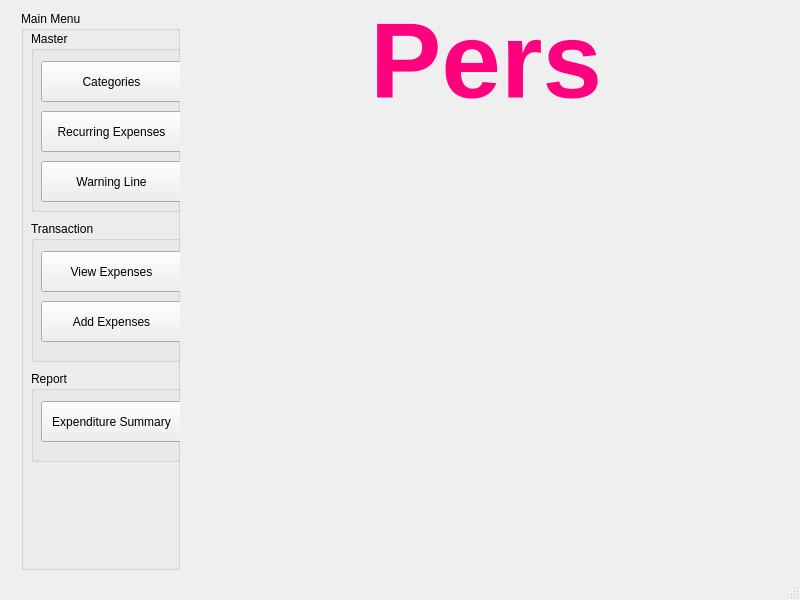
First picture: the form in mainwindow.ui, repository ksk102/Pers, before the edit.
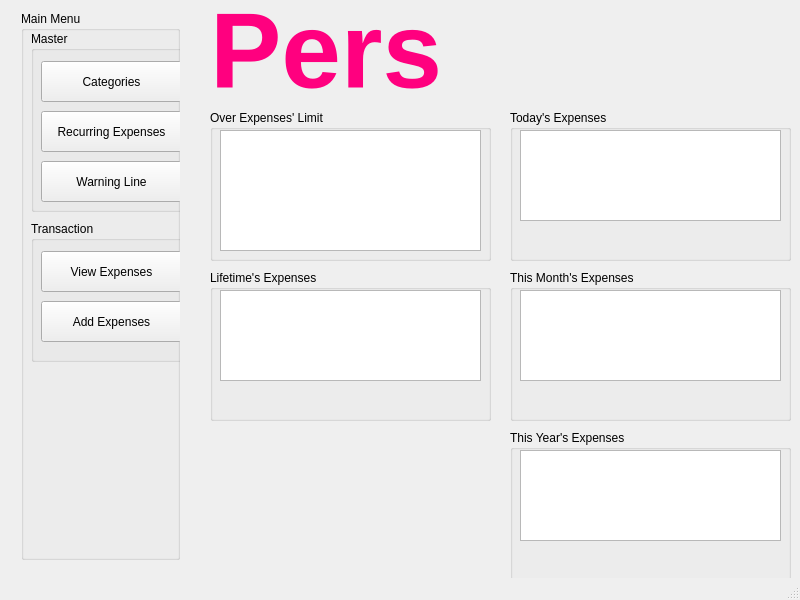
Second picture: the form after the edit.

Commit message:
Added Expenditure Summary
-Whole System is now working

What changed in the file:
```diff
--- a/mainwindow.ui
+++ b/mainwindow.ui
@@ -20,7 +20,7 @@
       <x>10</x>
       <y>0</y>
       <width>181</width>
-      <height>581</height>
+      <height>571</height>
      </rect>
     </property>
     <layout class="QVBoxLayout" name="verticalLayout">
@@ -120,32 +120,6 @@
          </property>
         </widget>
        </widget>
-       <widget class="QGroupBox" name="gb_report">
-        <property name="geometry">
-         <rect>
-          <x>10</x>
-          <y>360</y>
-          <width>161</width>
-          <height>91</height>
-         </rect>
-        </property>
-        <property name="title">
-         <string>Report</string>
-        </property>
-        <widget class="QPushButton" name="btn_report">
-         <property name="geometry">
-          <rect>
-           <x>10</x>
-           <y>30</y>
-           <width>141</width>
-           <height>41</height>
-          </rect>
-         </property>
-         <property name="text">
-          <string>Expenditure Summary</string>
-         </property>
-        </widget>
-       </widget>
       </widget>
      </item>
     </layout>
@@ -153,8 +127,8 @@
    <widget class="QLabel" name="lbl_title">
     <property name="geometry">
      <rect>
-      <x>370</x>
-      <y>10</y>
+      <x>210</x>
+      <y>0</y>
       <width>241</width>
       <height>101</height>
      </rect>
@@ -207,6 +181,247 @@
      <string>Pers</string>
     </property>
    </widget>
+   <widget class="QGroupBox" name="gb_warnLine">
+    <property name="geometry">
+     <rect>
+      <x>210</x>
+      <y>110</y>
+      <width>281</width>
+      <height>151</height>
+     </rect>
+    </property>
+    <property name="title">
+     <string>Over Expenses' Limit</string>
+    </property>
+    <widget class="QListWidget" name="lw_warnLine">
+     <property name="geometry">
+      <rect>
+       <x>10</x>
+       <y>20</y>
+       <width>261</width>
+       <height>121</height>
+      </rect>
+     </property>
+    </widget>
+    <zorder>scrollArea</zorder>
+    <zorder>lw_warnLine</zorder>
+   </widget>
+   <widget class="QGroupBox" name="gb_exp">
+    <property name="geometry">
+     <rect>
+      <x>210</x>
+      <y>270</y>
+      <width>281</width>
+      <height>151</height>
+     </rect>
+    </property>
+    <property name="title">
+     <string>Lifetime's Expenses</string>
+    </property>
+    <widget class="QWidget" name="layoutWidget_6">
+     <property name="geometry">
+      <rect>
+       <x>80</x>
+       <y>120</y>
+       <width>188</width>
+       <height>22</height>
+      </rect>
+     </property>
+     <layout class="QHBoxLayout" name="horizontalLayout_7">
+      <item>
+       <widget class="QLabel" name="lbl_exp">
+        <property name="text">
+         <string>Total Expenses:</string>
+        </property>
+       </widget>
+      </item>
+      <item>
+       <widget class="QLineEdit" name="txt_exp">
+        <property name="alignment">
+         <set>Qt::AlignRight|Qt::AlignTrailing|Qt::AlignVCenter</set>
+        </property>
+        <property name="readOnly">
+         <bool>true</bool>
+        </property>
+       </widget>
+      </item>
+     </layout>
+    </widget>
+    <widget class="QListWidget" name="lw_exp">
+     <property name="geometry">
+      <rect>
+       <x>10</x>
+       <y>20</y>
+       <width>261</width>
+       <height>91</height>
+      </rect>
+     </property>
+    </widget>
+   </widget>
+   <widget class="QGroupBox" name="gb_monthExp">
+    <property name="geometry">
+     <rect>
+      <x>510</x>
+      <y>270</y>
+      <width>281</width>
+      <height>151</height>
+     </rect>
+    </property>
+    <property name="title">
+     <string>This Month's Expenses</string>
+    </property>
+    <widget class="QWidget" name="layoutWidget_2">
+     <property name="geometry">
+      <rect>
+       <x>80</x>
+       <y>120</y>
+       <width>188</width>
+       <height>22</height>
+      </rect>
+     </property>
+     <layout class="QHBoxLayout" name="horizontalLayout_3">
+      <item>
+       <widget class="QLabel" name="lbl_monthExp">
+        <property name="text">
+         <string>Total Expenses:</string>
+        </property>
+       </widget>
+      </item>
+      <item>
+       <widget class="QLineEdit" name="txt_monthExp">
+        <property name="alignment">
+         <set>Qt::AlignRight|Qt::AlignTrailing|Qt::AlignVCenter</set>
+        </property>
+        <property name="readOnly">
+         <bool>true</bool>
+        </property>
+       </widget>
+      </item>
+     </layout>
+    </widget>
+    <widget class="QListWidget" name="lw_monthExp">
+     <property name="geometry">
+      <rect>
+       <x>10</x>
+       <y>20</y>
+       <width>261</width>
+       <height>91</height>
+      </rect>
+     </property>
+    </widget>
+   </widget>
+   <widget class="QGroupBox" name="gb_yearExp">
+    <property name="geometry">
+     <rect>
+      <x>510</x>
+      <y>430</y>
+      <width>281</width>
+      <height>151</height>
+     </rect>
+    </property>
+    <property name="title">
+     <string>This Year's Expenses</string>
+    </property>
+    <widget class="QWidget" name="layoutWidget_4">
+     <property name="geometry">
+      <rect>
+       <x>80</x>
+       <y>120</y>
+       <width>188</width>
+       <height>22</height>
+      </rect>
+     </property>
+     <layout class="QHBoxLayout" name="horizontalLayout_5">
+      <item>
+       <widget class="QLabel" name="lbl_yearExp">
+        <property name="text">
+         <string>Total Expenses:</string>
+        </property>
+       </widget>
+      </item>
+      <item>
+       <widget class="QLineEdit" name="txt_yearExp">
+        <property name="alignment">
+         <set>Qt::AlignRight|Qt::AlignTrailing|Qt::AlignVCenter</set>
+        </property>
+        <property name="readOnly">
+         <bool>true</bool>
+        </property>
+       </widget>
+      </item>
+     </layout>
+    </widget>
+    <widget class="QListWidget" name="lw_yearExp">
+     <property name="geometry">
+      <rect>
+       <x>10</x>
+       <y>20</y>
+       <width>261</width>
+       <height>91</height>
+      </rect>
+     </property>
+    </widget>
+   </widget>
+   <widget class="QGroupBox" name="gb_todayExp">
+    <property name="geometry">
+     <rect>
+      <x>510</x>
+      <y>110</y>
+      <width>281</width>
+      <height>151</height>
+     </rect>
+    </property>
+    <property name="title">
+     <string>Today's Expenses</string>
+    </property>
+    <widget class="QListWidget" name="lw_todayExp">
+     <property name="geometry">
+      <rect>
+       <x>10</x>
+       <y>20</y>
+       <width>261</width>
+       <height>91</height>
+      </rect>
+     </property>
+    </widget>
+    <widget class="QWidget" name="">
+     <property name="geometry">
+      <rect>
+       <x>80</x>
+       <y>120</y>
+       <width>188</width>
+       <height>22</height>
+      </rect>
+     </property>
+     <layout class="QHBoxLayout" name="horizontalLayout">
+      <item>
+       <widget class="QLabel" name="lbl_todayExp">
+        <property name="text">
+         <string>Total Expenses:</string>
+        </property>
+       </widget>
+      </item>
+      <item>
+       <widget class="QLineEdit" name="txt_todayExp">
+        <property name="alignment">
+         <set>Qt::AlignRight|Qt::AlignTrailing|Qt::AlignVCenter</set>
+        </property>
+        <property name="readOnly">
+         <bool>true</bool>
+        </property>
+       </widget>
+      </item>
+     </layout>
+    </widget>
+   </widget>
+   <zorder>verticalLayoutWidget</zorder>
+   <zorder>lbl_title</zorder>
+   <zorder>gb_warnLine</zorder>
+   <zorder>gb_mainmenu</zorder>
+   <zorder>gb_exp</zorder>
+   <zorder>gb_monthExp</zorder>
+   <zorder>gb_yearExp</zorder>
+   <zorder>gb_todayExp</zorder>
   </widget>
   <widget class="QStatusBar" name="statusBar"/>
  </widget>
```
Left out of the diff: 43 changed lines with no effect on the pictures. The commit also changes 4 other files.
